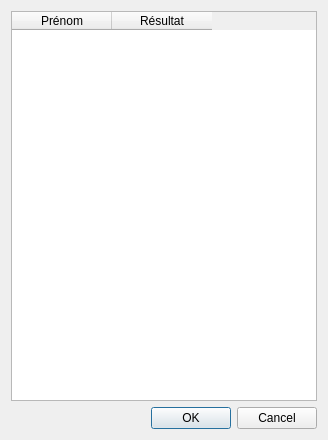
Old version of the form results.ui in the repository joelthelion/voting_gui.
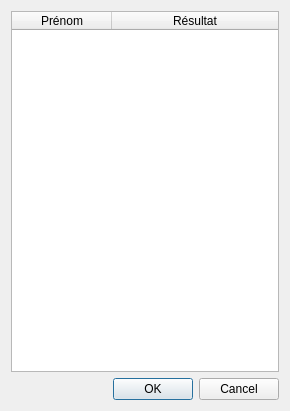
New version of the form. Icons and pictures are not drawn.

Commit message: better size handling

Diff of the .ui file:
```diff
--- a/results.ui
+++ b/results.ui
@@ -6,8 +6,8 @@
    <rect>
     <x>0</x>
     <y>0</y>
-    <width>328</width>
-    <height>440</height>
+    <width>290</width>
+    <height>411</height>
    </rect>
   </property>
   <property name="windowTitle">
@@ -24,6 +24,12 @@
   <layout class="QVBoxLayout" name="verticalLayout">
    <item>
     <widget class="QTableWidget" name="table">
+     <property name="sizePolicy">
+      <sizepolicy hsizetype="Expanding" vsizetype="Expanding">
+       <horstretch>0</horstretch>
+       <verstretch>0</verstretch>
+      </sizepolicy>
+     </property>
      <property name="editTriggers">
       <set>QAbstractItemView::NoEditTriggers</set>
      </property>
@@ -36,6 +42,18 @@
      <property name="columnCount">
       <number>2</number>
      </property>
+     <attribute name="horizontalHeaderCascadingSectionResizes">
+      <bool>true</bool>
+     </attribute>
+     <attribute name="horizontalHeaderStretchLastSection">
+      <bool>true</bool>
+     </attribute>
+     <attribute name="horizontalHeaderStretchLastSection">
+      <bool>true</bool>
+     </attribute>
+     <attribute name="horizontalHeaderCascadingSectionResizes">
+      <bool>true</bool>
+     </attribute>
      <column>
       <property name="text">
        <string>Prénom</string>
```
The commit also changes 1 other file.
